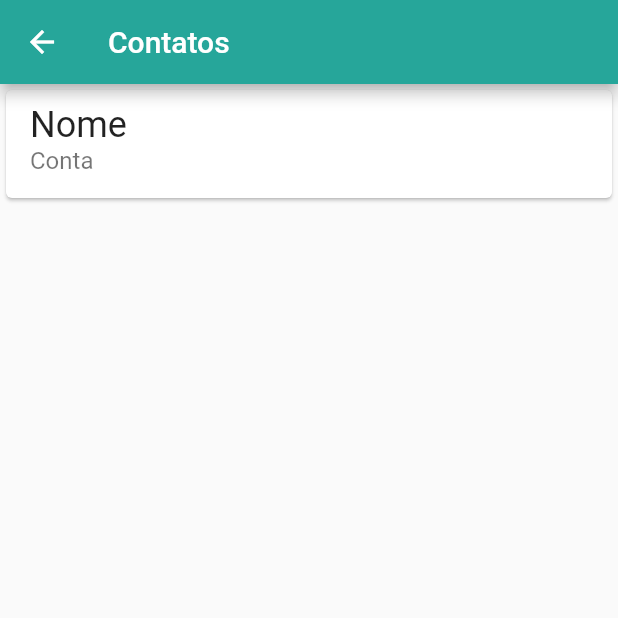
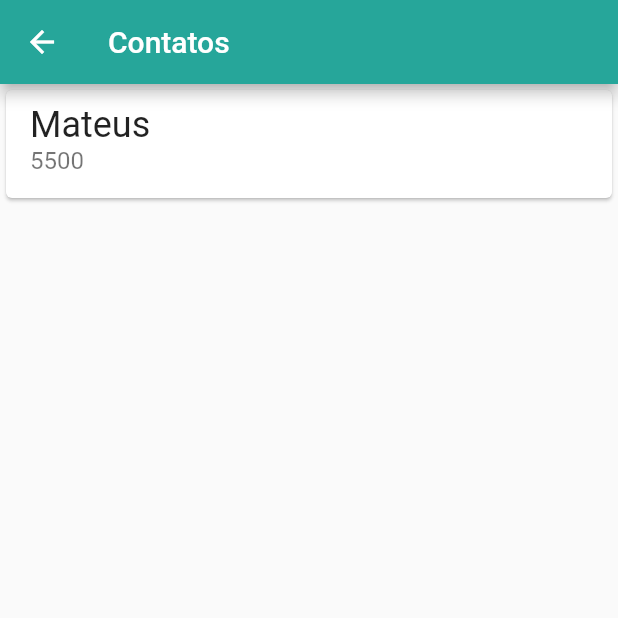
Before and after one commit to bomberatox/mattbank, a Flutter app: the screen it shows after launch, after a tap on "Contatos", on a phone screen of 412 x 824 dp, the top half of it. Run offline on Flutter 3.47's test engine with Material 2 defaults, Android fonts, the phone set to English and light mode, and no system bars; our stand-ins replace sqflite; accounts and stored records are empty.

Commit message:
Lista contatos puxando dados do banco

```diff
--- a/lib/database/appDatabase.dart
+++ b/lib/database/app_database.dart
@@ -19,7 +19,7 @@ Future<Database> createDatabase() async {
 
 Future<int> saveAsync(Contact contact) async {
   final db = await createDatabase();
-  final Map<String, dynamic> contactMap = Map();
+  final Map<String, dynamic> contactMap = {};
   contactMap['name'] = contact.name;
   contactMap['account_number'] = contact.accountNumber;
   return await db.insert('contacts', contactMap);
--- a/lib/main.dart
+++ b/lib/main.dart
@@ -1,12 +1,12 @@
 import 'package:flutter/material.dart';
 import 'package:mattbank/screens/dashboard.dart';
 
-import 'database/appDatabase.dart';
+import 'database/app_database.dart';
 import 'modelo/contact.dart';
 
 void main() async {
   runApp(const MattBankApp());
-  await saveAsync(Contact(0, 'Mariana', 2000));
+  await saveAsync(Contact(0, 'Mateus', 5500));
   var contacts = await findAllAsync();
   debugPrint(contacts.toString());
 }
@@ -24,6 +24,6 @@ class MattBankApp extends StatelessWidget {
                 style: ButtonStyle(
                     backgroundColor:
                         MaterialStateProperty.all(Colors.cyanAccent[700])))),
-        home: Dashboard());
+        home: const Dashboard());
   }
 }
--- a/lib/screens/contactForm.dart
+++ b/lib/screens/contact_form.dart
@@ -2,6 +2,8 @@ import 'package:flutter/material.dart';
 import 'package:mattbank/modelo/contact.dart';
 
 class ContactForm extends StatefulWidget {
+  const ContactForm({Key? key}) : super(key: key);
+
   @override
   State<ContactForm> createState() => _ContactFormState();
 }
@@ -24,19 +26,19 @@ class _ContactFormState extends State<ContactForm> {
           children: [
             TextField(
               controller: _nameController,
-              decoration: InputDecoration(
+              decoration: const InputDecoration(
                 labelText: "Nome completo",
               ),
-              style: TextStyle(fontSize: 16),
+              style: const TextStyle(fontSize: 16),
             ),
             Padding(
               padding: const EdgeInsets.only(top: 8),
               child: TextField(
                 controller: _accountNumberController,
-                decoration: InputDecoration(
+                decoration: const InputDecoration(
                   labelText: "Número da conta",
                 ),
-                style: TextStyle(fontSize: 16),
+                style: const TextStyle(fontSize: 16),
                 keyboardType: TextInputType.number,
               ),
             ),
@@ -53,7 +55,7 @@ class _ContactFormState extends State<ContactForm> {
                             Contact(0, name, accountNumber!);
                         Navigator.pop(context, newContact);
                       },
-                      child: Text("Salvar"))),
+                      child: const Text("Salvar"))),
             )
           ],
         ),
--- a/lib/screens/contactsList.dart
+++ /dev/null
@@ -1,39 +0,0 @@
-import 'package:flutter/material.dart';
-import 'package:mattbank/screens/contactForm.dart';
-
-class ContactsList extends StatelessWidget {
-  @override
-  Widget build(BuildContext context) {
-    return Scaffold(
-      appBar: AppBar(
-        title: Text("Contatos"),
-      ),
-      body: ListView(
-        children: [
-          Card(
-            child: ListTile(
-              title: Text(
-                'Nome',
-                style: TextStyle(fontSize: 24),
-              ),
-              subtitle: Text(
-                'Conta',
-                style: TextStyle(fontSize: 16),
-              ),
-            ),
-          ),
-        ],
-      ),
-      floatingActionButton: FloatingActionButton(
-        onPressed: () {
-          Navigator.of(context)
-              .push(MaterialPageRoute(builder: (context) => ContactForm()))
-              .then(
-                (newContact) => debugPrint(newContact.toString()),
-              );
-        },
-        child: Icon(Icons.add),
-      ),
-    );
-  }
-}
--- /dev/null
+++ b/lib/screens/contacts_list.dart
@@ -0,0 +1,65 @@
+import 'package:flutter/material.dart';
+import 'package:mattbank/database/app_database.dart';
+import 'package:mattbank/screens/contact_form.dart';
+
+import '../modelo/contact.dart';
+
+class ContactsList extends StatelessWidget {
+  const ContactsList({Key? key}) : super(key: key);
+
+
+  @override
+  Widget build(BuildContext context) {
+    return Scaffold(
+      appBar: AppBar(
+        title: const Text("Contatos"),
+      ),
+      body: FutureBuilder(
+        initialData: [],
+        future: findAllAsync(),
+        builder: (context, snapshot) {
+          final List contacts = snapshot.data as List;
+          return ListView.builder(
+              itemBuilder: (context, index) {
+                final Contact contact = contacts[index];
+                return _ContactItem(contact);
+              },
+              itemCount: contacts.length);
+          },
+      ),
+      floatingActionButton: FloatingActionButton(
+        onPressed: () {
+          Navigator.of(context)
+              .push(
+                  MaterialPageRoute(builder: (context) => const ContactForm()))
+              .then(
+                (newContact) => debugPrint(newContact.toString()),
+              );
+        },
+        child: const Icon(Icons.add),
+      ),
+    );
+  }
+}
+
+class _ContactItem extends StatelessWidget {
+  final Contact contact;
+
+  const _ContactItem(this.contact);
+
+  @override
+  Widget build(BuildContext context) {
+    return Card(
+      child: ListTile(
+        title: Text(
+          contact.name,
+          style: const TextStyle(fontSize: 24),
+        ),
+        subtitle: Text(
+          contact.accountNumber.toString(),
+          style: const TextStyle(fontSize: 16),
+        ),
+      ),
+    );
+  }
+}
--- a/lib/screens/dashboard.dart
+++ b/lib/screens/dashboard.dart
@@ -1,12 +1,14 @@
 import 'package:flutter/material.dart';
-import 'package:mattbank/screens/contactsList.dart';
+import 'package:mattbank/screens/contacts_list.dart';
 
 class Dashboard extends StatelessWidget {
+  const Dashboard({Key? key}) : super(key: key);
+
   @override
   Widget build(BuildContext context) {
     return Scaffold(
       appBar: AppBar(
-        title: Text("Dashboard"),
+        title: const Text("Dashboard"),
       ),
       body: Column(
         mainAxisAlignment: MainAxisAlignment.spaceBetween,
@@ -22,16 +24,16 @@ class Dashboard extends StatelessWidget {
               color: Theme.of(context).primaryColor,
               child: InkWell(
                 onTap: (){
-                  Navigator.of(context).push(MaterialPageRoute(builder: (context) => ContactsList()));
+                  Navigator.of(context).push(MaterialPageRoute(builder: (context) => const ContactsList()));
                 },
                 child: Container(
-                  padding: EdgeInsets.all(8),
+                  padding: const EdgeInsets.all(8),
                   height: 100,
                   width: 150,
                   child: Column(
                     mainAxisAlignment: MainAxisAlignment.spaceBetween,
                     crossAxisAlignment: CrossAxisAlignment.start,
-                    children: [
+                    children: const [
                       Icon(
                         Icons.people,
                         color: Colors.white,
```
